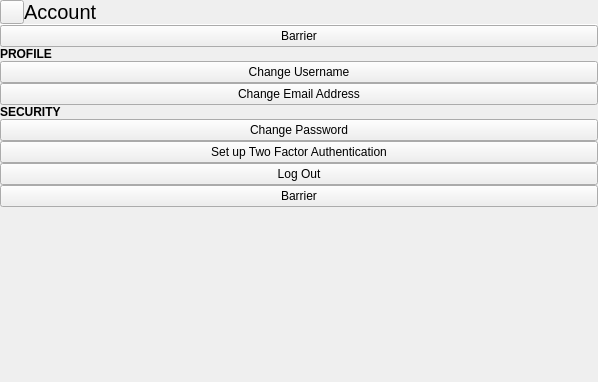
Above: online/accountdialog.ui from vicr123/libentertaining before the change. Below: the same form after it.
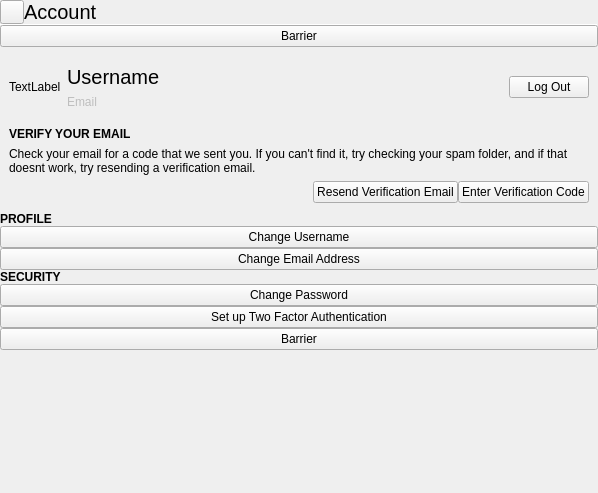
That is the form after the change. Icons and pictures are not drawn. Custom widgets are drawn as their Qt base class.

Diff of the .ui file:
```diff
--- a/online/accountdialog.ui
+++ b/online/accountdialog.ui
@@ -7,7 +7,7 @@
     <x>0</x>
     <y>0</y>
     <width>598</width>
-    <height>382</height>
+    <height>493</height>
    </rect>
   </property>
   <property name="windowTitle">
@@ -30,6 +30,87 @@
     <number>0</number>
    </property>
    <item>
+    <widget class="QStackedWidget" name="stackedWidget">
+     <property name="currentIndex">
+      <number>1</number>
+     </property>
+     <widget class="QWidget" name="loaderPage">
+      <layout class="QGridLayout" name="gridLayout">
+       <item row="0" column="1">
+        <spacer name="verticalSpacer_2">
+         <property name="orientation">
+          <enum>Qt::Vertical</enum>
+         </property>
+         <property name="sizeHint" stdset="0">
+          <size>
+           <width>20</width>
+           <height>162</height>
+          </size>
+         </property>
+        </spacer>
+       </item>
+       <item row="1" column="0">
+        <spacer name="horizontalSpacer">
+         <property name="orientation">
+          <enum>Qt::Horizontal</enum>
+         </property>
+         <property name="sizeHint" stdset="0">
+          <size>
+           <width>270</width>
+           <height>20</height>
+          </size>
+         </property>
+        </spacer>
+       </item>
+       <item row="1" column="1">
+        <widget class="tCircularSpinner" name="widget" native="true"/>
+       </item>
+       <item row="1" column="2">
+        <spacer name="horizontalSpacer_2">
+         <property name="orientation">
+          <enum>Qt::Horizontal</enum>
+         </property>
+         <property name="sizeHint" stdset="0">
+          <size>
+           <width>269</width>
+           <height>20</height>
+          </size>
+         </property>
+        </spacer>
+       </item>
+       <item row="2" column="1">
+        <spacer name="verticalSpacer_3">
+         <property name="orientation">
+          <enum>Qt::Vertical</enum>
+         </property>
+         <property name="sizeHint" stdset="0">
+          <size>
+           <width>20</width>
+           <height>161</height>
+          </size>
+         </property>
+        </spacer>
+       </item>
+      </layout>
+     </widget>
+     <widget class="QWidget" name="accountPage">
+      <layout class="QVBoxLayout" name="verticalLayout_3">
+       <property name="spacing">
+        <number>0</number>
+       </property>
+       <property name="leftMargin">
+        <number>0</number>
+       </property>
+       <property name="topMargin">
+        <number>0</number>
+       </property>
+       <property name="rightMargin">
+        <number>0</number>
+       </property>
+       <property name="bottomMargin">
+        <number>0</number>
+       </property>
+       <item>
     <layout class="QHBoxLayout" name="horizontalLayout">
      <property name="spacing">
       <number>0</number>
@@ -120,6 +201,138 @@
           </property>
          </widget>
         </item>
+            <item>
+             <widget class="QWidget" name="widget_2" native="true">
+              <layout class="QHBoxLayout" name="horizontalLayout_3">
+               <property name="topMargin">
+                <number>18</number>
+               </property>
+               <item>
+                <widget class="QLabel" name="profilePictureLabel">
+                 <property name="text">
+                  <string notr="true">TextLabel</string>
+                 </property>
+                </widget>
+               </item>
+               <item>
+                <widget class="QWidget" name="profileInnerWidget" native="true">
+                 <layout class="QVBoxLayout" name="verticalLayout_4">
+                  <property name="leftMargin">
+                   <number>0</number>
+                  </property>
+                  <property name="topMargin">
+                   <number>0</number>
+                  </property>
+                  <property name="rightMargin">
+                   <number>0</number>
+                  </property>
+                  <property name="bottomMargin">
+                   <number>0</number>
+                  </property>
+                  <item>
+                   <widget class="QLabel" name="usernameLabel">
+                    <property name="sizePolicy">
+                     <sizepolicy hsizetype="Expanding" vsizetype="Preferred">
+                      <horstretch>0</horstretch>
+                      <verstretch>0</verstretch>
+                     </sizepolicy>
+                    </property>
+                    <property name="font">
+                     <font>
+                      <pointsize>15</pointsize>
+                     </font>
+                    </property>
+                    <property name="text">
+                     <string notr="true">Username</string>
+                    </property>
+                   </widget>
+                  </item>
+                  <item>
+                   <widget class="QLabel" name="emailLabel">
+                    <property name="enabled">
+                     <bool>false</bool>
+                    </property>
+                    <property name="text">
+                     <string notr="true">Email</string>
+                    </property>
+                   </widget>
+                  </item>
+                 </layout>
+                </widget>
+               </item>
+               <item>
+                <widget class="QPushButton" name="logOutButton">
+                 <property name="text">
+                  <string>Log Out</string>
+                 </property>
+                </widget>
+               </item>
+              </layout>
+             </widget>
+            </item>
+            <item>
+             <widget class="QWidget" name="verifyEmailWidget" native="true">
+              <layout class="QVBoxLayout" name="verticalLayout_5">
+               <item>
+                <widget class="QLabel" name="label_2">
+                 <property name="font">
+                  <font>
+                   <weight>75</weight>
+                   <bold>true</bold>
+                  </font>
+                 </property>
+                 <property name="text">
+                  <string>VERIFY YOUR EMAIL</string>
+                 </property>
+                </widget>
+               </item>
+               <item>
+                <widget class="QLabel" name="label_3">
+                 <property name="text">
+                  <string>Check your email for a code that we sent you. If you can't find it, try checking your spam folder, and if that doesnt work, try resending a verification email.</string>
+                 </property>
+                 <property name="wordWrap">
+                  <bool>true</bool>
+                 </property>
+                </widget>
+               </item>
+               <item>
+                <layout class="QHBoxLayout" name="horizontalLayout_4">
+                 <property name="spacing">
+                  <number>0</number>
+                 </property>
+                 <item>
+                  <spacer name="horizontalSpacer_3">
+                   <property name="orientation">
+                    <enum>Qt::Horizontal</enum>
+                   </property>
+                   <property name="sizeHint" stdset="0">
+                    <size>
+                     <width>40</width>
+                     <height>20</height>
+                    </size>
+                   </property>
+                  </spacer>
+                 </item>
+                 <item>
+                  <widget class="QPushButton" name="resendVerificationButton">
+                   <property name="text">
+                    <string>Resend Verification Email</string>
+                   </property>
+                  </widget>
+                 </item>
+                 <item>
+                  <widget class="QPushButton" name="enterVerificationButton">
+                   <property name="text">
+                    <string>Enter Verification Code</string>
+                   </property>
+                  </widget>
+                 </item>
+                </layout>
+               </item>
+              </layout>
+             </widget>
+            </item>
         <item>
          <widget class="QLabel" name="label_4">
           <property name="font">
@@ -180,13 +393,6 @@
           </property>
          </widget>
         </item>
-        <item>
-         <widget class="QPushButton" name="logOutButton">
-          <property name="text">
-           <string>Log Out</string>
-          </property>
-         </widget>
-        </item>
         <item>
          <widget class="FocusBarrier" name="focusBarrier_2">
           <property name="text">
@@ -217,6 +423,10 @@
    </item>
   </layout>
  </widget>
+    </widget>
+   </item>
+  </layout>
+ </widget>
  <customwidgets>
   <customwidget>
    <class>GamepadHud</class>
@@ -229,6 +439,12 @@
    <extends>QPushButton</extends>
    <header location="global">focusbarrier.h</header>
   </customwidget>
+  <customwidget>
+   <class>tCircularSpinner</class>
+   <extends>QWidget</extends>
+   <header location="global">tcircularspinner.h</header>
+   <container>1</container>
+  </customwidget>
  </customwidgets>
  <tabstops>
   <tabstop>focusBarrier</tabstop>
```
Left out of the diff: 12 changed lines with no effect on the pictures. Lines whose indentation alone changed are shown as unchanged.
